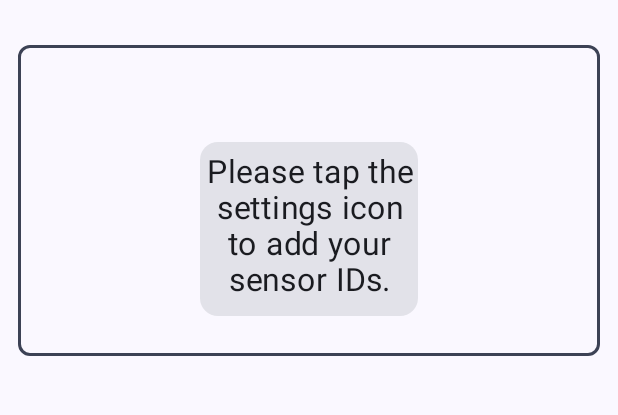
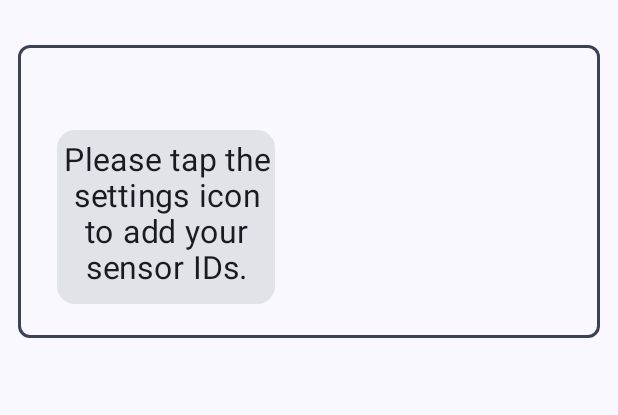
Before and after one commit to saiinc/MySensorAirData, an Android app built with Jetpack Compose: the screen it shows after launch (MainActivity), on a phone screen of 412 x 824 dp, the part 69-484 px from its top. Run offline under Robolectric (Android 15) with nearby library versions, the phone set to English and light mode, and no system bars; our stand-ins replace accompanist.

Commit message:
UI update

```diff
--- a/app/src/main/java/com/saionji/mysensor/ui/screens/PollutionDashboard.kt
+++ b/app/src/main/java/com/saionji/mysensor/ui/screens/PollutionDashboard.kt
@@ -34,7 +34,6 @@ fun PollutionDashboard(pollutionDataList: List<MyDevice>) {
     LazyColumn(
         modifier = Modifier
             .fillMaxWidth()
-            .padding(4.dp),
     ) {
         // Рендерим карточки для каждого элемента списка
         items(pollutionDataList.size) {index ->
@@ -48,7 +47,7 @@ fun PollutionDashboard(pollutionDataList: List<MyDevice>) {
 fun PollutionGrid(data: MyDevice) {
     Column(
         modifier = Modifier
-            .padding(8.dp)
+            .padding(12.dp)
             .background(
                 color = MaterialTheme.colorScheme.background,
                 shape = RoundedCornerShape(8.dp)
@@ -57,15 +56,14 @@ fun PollutionGrid(data: MyDevice) {
                 BorderStroke(2.dp, color = MaterialTheme.colorScheme.secondary),
                 shape = RoundedCornerShape(8.dp)
             )
-            .padding(8.dp),
     ) {
-        // Заголовок и значение
+        // Заголовок и id
         Row(
             modifier = Modifier
                 .padding(
-                    start = 16.dp,
-                    top = 8.dp,
-                    end = 8.dp
+                    start = 22.dp,
+                    top = 12.dp,
+                    end = 14.dp
                 )
                 .fillMaxWidth(),
             horizontalArrangement = Arrangement.SpaceBetween
@@ -89,13 +87,14 @@ fun PollutionGrid(data: MyDevice) {
         // Сетка значений
         FlowRow(
             modifier = Modifier
-                .fillMaxWidth(),
-            mainAxisAlignment = FlowMainAxisAlignment.SpaceAround,
+                .fillMaxWidth()
+                .padding(bottom = 8.dp),
+            mainAxisAlignment = FlowMainAxisAlignment.Start,
         ) {
             data.deviceSensors.forEach { sensor ->
                 Card(
                     modifier = Modifier
-                        .padding(4.dp)
+                        .padding(start = 26.dp)
                         .size(145.dp)
                         .requiredHeight(116.dp),
                     ) {
```
